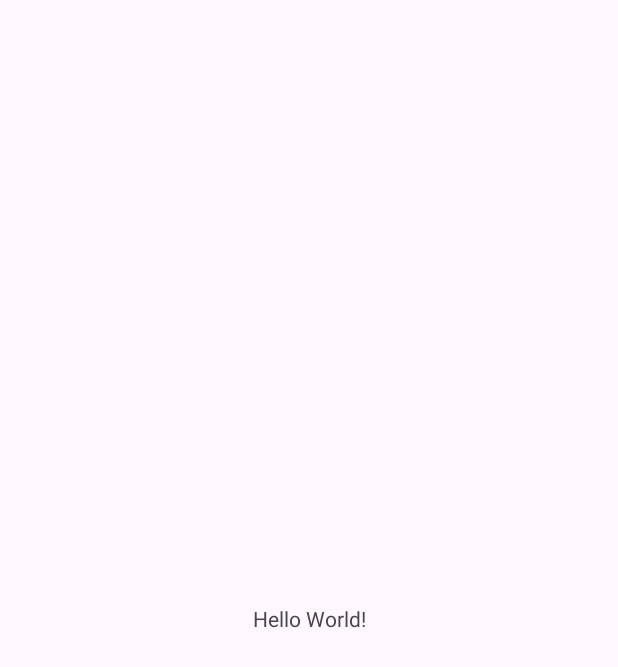
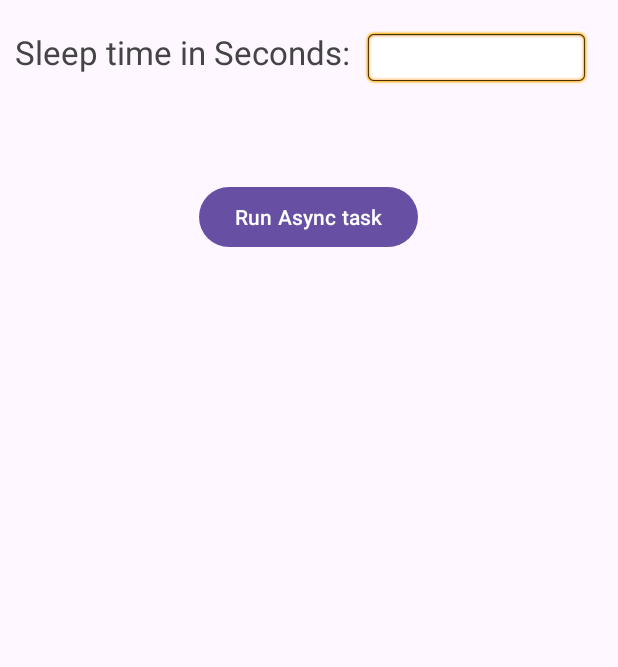
Before and after one commit to kristyntaniguchi/lab4, an Android app: the screen it shows after launch (MainActivity), on a phone screen of 412 x 824 dp. Before the commit the part shown is almost empty. Shown: the top 667 px of the screen. Run offline under Robolectric (Android 15) with nearby library versions, the phone set to English and light mode, and no system bars.

Commit message:
added code

```diff
--- a/app/build.gradle
+++ b/app/build.gradle
@@ -37,4 +37,5 @@ dependencies {
     testImplementation libs.junit
     androidTestImplementation libs.ext.junit
     androidTestImplementation libs.espresso.core
+    implementation "androidx.appcompat:appcompat:1.4.1"
 }
--- a/app/src/main/java/com/example/lab4/MainActivity.java
+++ b/app/src/main/java/com/example/lab4/MainActivity.java
@@ -1,24 +1,81 @@
 package com.example.lab4;
 
+
+import android.app.ProgressDialog;
+import android.os.AsyncTask;
 import android.os.Bundle;
-
-import androidx.activity.EdgeToEdge;
 import androidx.appcompat.app.AppCompatActivity;
-import androidx.core.graphics.Insets;
-import androidx.core.view.ViewCompat;
-import androidx.core.view.WindowInsetsCompat;
+import android.view.View;
+import android.widget.Button;
+import android.widget.EditText;
+import android.widget.TextView;
 
 public class MainActivity extends AppCompatActivity {
+    private Button button;
+    private EditText time;
+    private TextView finalResult;
 
     @Override
     protected void onCreate(Bundle savedInstanceState) {
         super.onCreate(savedInstanceState);
-        EdgeToEdge.enable(this);
         setContentView(R.layout.activity_main);
-        ViewCompat.setOnApplyWindowInsetsListener(findViewById(R.id.main), (v, insets) -> {
-            Insets systemBars = insets.getInsets(WindowInsetsCompat.Type.systemBars());
-            v.setPadding(systemBars.left, systemBars.top, systemBars.right, systemBars.bottom);
-            return insets;
+        time = (EditText) findViewById(R.id.in_time);
+        button = (Button) findViewById(R.id.btn_run);
+        finalResult = (TextView) findViewById(R.id.tv_result);
+        button.setOnClickListener(new View.OnClickListener() {
+            @Override
+            public void onClick(View v) {
+                AsyncTaskRunner runner = new AsyncTaskRunner();
+                String sleepTime = time.getText().toString();
+                runner.execute(sleepTime);
+            }
         });
     }
+
+    private class AsyncTaskRunner extends AsyncTask<String, String, String> {
+
+        private String resp;
+        ProgressDialog progressDialog;
+
+        @Override
+        protected String doInBackground(String... params) {
+            publishProgress("Sleeping..."); // Calls onProgressUpdate()
+            try {
+                int time = Integer.parseInt(params[0])*1000;
+
+                Thread.sleep(time);
+                resp = "Slept for " + params[0] + " seconds";
+            } catch (InterruptedException e) {
+                e.printStackTrace();
+                resp = e.getMessage();
+            } catch (Exception e) {
+                e.printStackTrace();
+                resp = e.getMessage();
+            }
+            return resp;
+        }
+
+
+        @Override
+        protected void onPostExecute(String result) {
+            // execution of result of Long time consuming operation
+            progressDialog.dismiss();
+            finalResult.setText(result);
+        }
+
+
+        @Override
+        protected void onPreExecute() {
+            progressDialog = ProgressDialog.show(MainActivity.this,
+                    "ProgressDialog",
+                    "Wait for "+time.getText().toString()+ " seconds");
+        }
+
+
+        @Override
+        protected void onProgressUpdate(String... text) {
+            finalResult.setText(text[0]);
+
+        }
+    }
 }
--- a/app/src/main/res/layout/activity_main.xml
+++ b/app/src/main/res/layout/activity_main.xml
@@ -1,19 +1,42 @@
-<?xml version="1.0" encoding="utf-8"?>
-<androidx.constraintlayout.widget.ConstraintLayout xmlns:android="http://schemas.android.com/apk/res/android"
-    xmlns:app="http://schemas.android.com/apk/res-auto"
+<RelativeLayout xmlns:android="http://schemas.android.com/apk/res/android"
     xmlns:tools="http://schemas.android.com/tools"
-    android:id="@+id/main"
     android:layout_width="match_parent"
     android:layout_height="match_parent"
     tools:context=".MainActivity">
 
     <TextView
+        android:id="@+id/tv_time"
         android:layout_width="wrap_content"
         android:layout_height="wrap_content"
-        android:text="Hello World!"
-        app:layout_constraintBottom_toBottomOf="parent"
-        app:layout_constraintEnd_toEndOf="parent"
-        app:layout_constraintStart_toStartOf="parent"
-        app:layout_constraintTop_toTopOf="parent" />
-
-</androidx.constraintlayout.widget.ConstraintLayout>
+        android:textSize="10pt"
+        android:textColor="#444444"
+        android:layout_alignParentLeft="true"
+        android:layout_marginRight="9dip"
+        android:layout_marginTop="20dip"
+        android:layout_marginLeft="10dip"
+        android:text="Sleep time in Seconds:"/>
+    <EditText
+        android:id="@+id/in_time"
+        android:layout_width="150dip"
+        android:layout_height="wrap_content"
+        android:background="@android:drawable/editbox_background"
+        android:layout_toRightOf="@id/tv_time"
+        android:layout_alignTop="@id/tv_time"
+        android:inputType="number"
+        />
+    <Button
+        android:id="@+id/btn_run"
+        android:layout_width="wrap_content"
+        android:layout_height="wrap_content"
+        android:text="Run Async task"
+        android:layout_below="@+id/in_time"
+        android:layout_centerHorizontal="true"
+        android:layout_marginTop="64dp" />
+    <TextView
+        android:id="@+id/tv_result"
+        android:layout_width="wrap_content"
+        android:layout_height="wrap_content"
+        android:textSize="7pt"
+        android:layout_below="@+id/btn_run"
+        android:layout_centerHorizontal="true" />
+</RelativeLayout>
```
